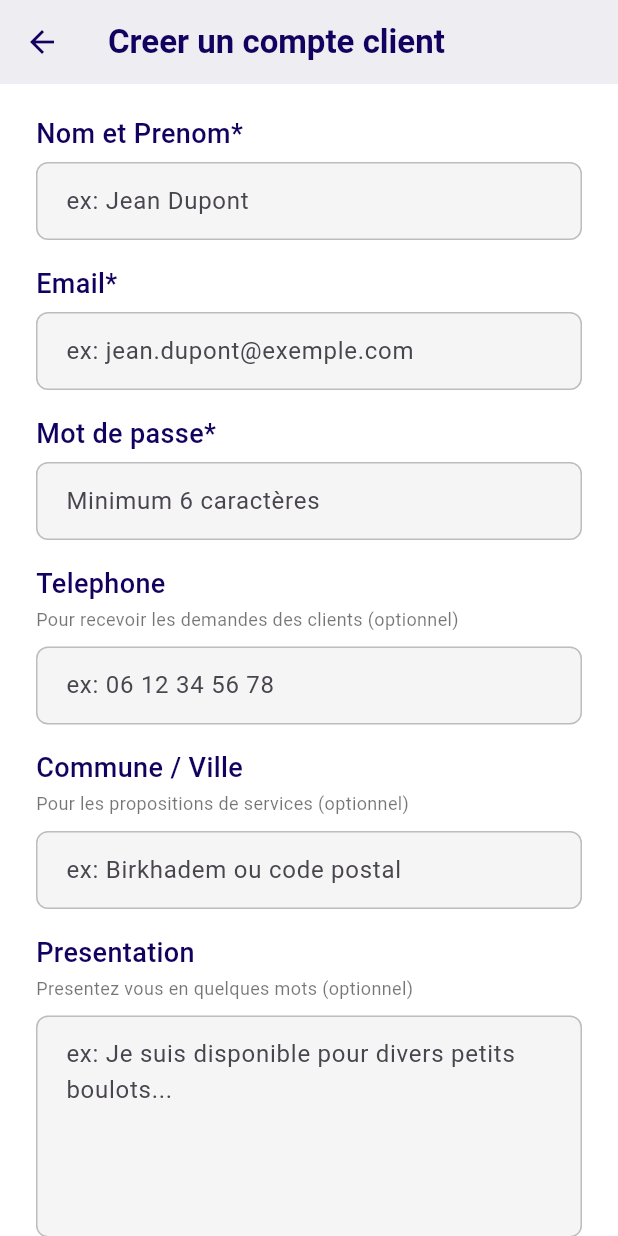
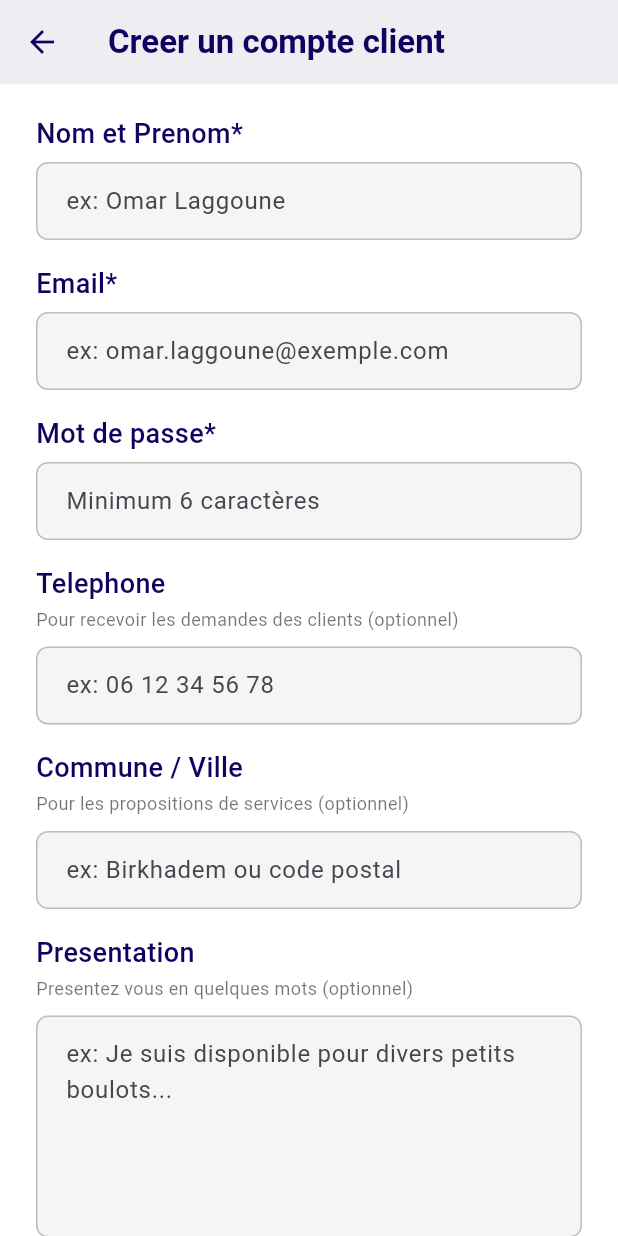
Before and after one commit to LgnOmar/Graduation-Project-Lic-PFE, a Flutter app: the screen it shows after launch, on a phone screen of 412 x 824 dp. Run offline on Flutter 3.47's test engine with Material 3 defaults, Android fonts, the phone set to English and light mode, and no system bars; our stand-ins replace supabase_flutter; accounts and stored records are empty; Roboto replaces fonts that are missing (DM Sans).

Commit message:
Update ClientSignUpPage.dart

```diff
--- a/jibjob_flutter_app/lib/screens/ClientSignUpPage.dart
+++ b/jibjob_flutter_app/lib/screens/ClientSignUpPage.dart
@@ -1,9 +1,7 @@
 import 'package:flutter/material.dart';
 import 'package:supabase_flutter/supabase_flutter.dart';
-// Assuming Profileclient.dart and Client3State.dart are for navigation,
-// we'll address those if needed. For now, let's focus on the signup page itself.
 // import 'Profileclient.dart'; // We'll comment this out for now if not immediately used for navigation AFTER signup
-import 'Client3State.dart';   // Used by teammate's back button. Make sure it's a valid page.
+import 'Client3State.dart';
 
 class ClientSignUpPage extends StatefulWidget {
   const ClientSignUpPage({Key? key}) : super(key: key);
@@ -13,23 +11,23 @@ class ClientSignUpPage extends StatefulWidget {
 }
 
 class _ClientSignUpPageState extends State<ClientSignUpPage> {
-  // --- State Variables (Combined from both versions) ---
-  final _formKey = GlobalKey<FormState>(); // For form validation (from your version)
-  final _emailController = TextEditingController();    // (from both)
-  final _passwordController = TextEditingController(); // (from both)
-  final _fullNameController = TextEditingController(); // (from both)
-  final _phoneController = TextEditingController();    // (from teammate)
-  final _cityController = TextEditingController();     // (from teammate)
-  final _presentationController = TextEditingController(); // (from teammate)
+  // --- State Variables
+  final _formKey = GlobalKey<FormState>();
+  final _emailController = TextEditingController();
+  final _passwordController = TextEditingController();
+  final _fullNameController = TextEditingController();
+  final _phoneController = TextEditingController();
+  final _cityController = TextEditingController();
+  final _presentationController = TextEditingController();
   // We could add a controller for profile picture if we implement picking, but not for now.
-  bool _isLoading = false; // To show a loading indicator (from your version)
+  bool _isLoading = false; // To show a loading indicator
 
   // --- Supabase Client ---
   final _supabase = Supabase.instance.client; // Easy access to Supabase client (from your version)
 
-  // Teammate's dark purple color
-  final Color darkPurple = Color(0xFF130160); // Or Color(0xFF20004E) if that was the intended one
-  final Color jibJobPurple = Color(0xFF130160); // Let's stick to this name as it's clearer for project
+  //colors for the app
+  final Color darkPurple = Color(0xFF130160);
+  final Color jibJobPurple = Color(0xFF130160);
 
   // --- Dispose controllers when widget is removed ---
   @override
@@ -37,9 +35,9 @@ class _ClientSignUpPageState extends State<ClientSignUpPage> {
     _emailController.dispose();
     _passwordController.dispose();
     _fullNameController.dispose();
-    _phoneController.dispose(); // (from teammate)
-    _cityController.dispose();  // (from teammate)
-    _presentationController.dispose(); // (from teammate)
+    _phoneController.dispose();
+    _cityController.dispose();
+    _presentationController.dispose();
     super.dispose();
   }
 
@@ -70,9 +68,9 @@ class _ClientSignUpPageState extends State<ClientSignUpPage> {
     final email = _emailController.text.trim();
     final password = _passwordController.text.trim();
     final fullName = _fullNameController.text.trim();
-    final phoneNumber = _phoneController.text.trim(); // (from teammate)
-    final locationText = _cityController.text.trim(); // (from teammate) - Renamed for clarity with DB
-    final bio = _presentationController.text.trim();  // (from teammate) - Renamed for clarity with DB
+    final phoneNumber = _phoneController.text.trim();
+    final locationText = _cityController.text.trim();
+    final bio = _presentationController.text.trim();
 
     try {
       final AuthResponse authResponse = await _supabase.auth.signUp(
@@ -94,19 +92,11 @@ class _ClientSignUpPageState extends State<ClientSignUpPage> {
 
         if (mounted) {
           ScaffoldMessenger.of(context).showSnackBar(
-            const SnackBar(content: Text('Sign up successful!')), // Email confirmation message removed as it's off
+            const SnackBar(content: Text('Sign up successful!')),
           );
-          // TODO: Navigate to the next appropriate page (e.g., Profileclient or a home page)
-          // Example: Navigator.of(context).pushReplacement(MaterialPageRoute(builder: (_) => ProfileclientPage()));
           print("Sign up success! TODO: Navigate to next page.");
-          // Let's assume teammate's next page was Profileclient:
-          // You might want to pass the newly created user data or ID to Profileclient if it needs it.
-          // For now, let's keep the navigation part for you to refine.
         }
       }
-      // No 'else' here, as authResponse.user being null without an error
-      // was primarily for the email confirmation pending state.
-      // If email confirmation is OFF, auth.signUp should throw an error or return a user.
     } on AuthException catch (e) {
       if (mounted) {
         ScaffoldMessenger.of(context).showSnackBar(
@@ -256,7 +246,6 @@ class _ClientSignUpPageState extends State<ClientSignUpPage> {
         leading: IconButton(
           icon: Icon(Icons.arrow_back, color: jibJobPurple),
           onPressed: () {
-            // Ensure Client3State is a valid page to navigate to or use Navigator.pop(context)
             if (Navigator.canPop(context)) {
               Navigator.pop(context);
             } else {
@@ -293,7 +282,7 @@ class _ClientSignUpPageState extends State<ClientSignUpPage> {
                   // Form fields using adapted buildField method
                   buildField(
                     "Nom et Prenom*",
-                    "ex: Jean Dupont",
+                    "ex: Omar Laggoune",
                     _fullNameController,
                     validator: (value) {
                       if (value == null || value.isEmpty) return 'Veuillez entrer votre nom complet';
@@ -303,7 +292,7 @@ class _ClientSignUpPageState extends State<ClientSignUpPage> {
                   ),
                   buildField(
                     "Email*",
-                    "ex: jean.dupont@exemple.com",
+                    "ex: omar.laggoune@exemple.com",
                     _emailController,
                     keyboardType: TextInputType.emailAddress,
                     validator: (value) {
@@ -350,8 +339,8 @@ class _ClientSignUpPageState extends State<ClientSignUpPage> {
                     // No validator making it optional
                   ),
                   const SizedBox(height: 24),
-                  // --- Photo de Profile (Teammate's UI, functionality TBD) ---
-                  // This needs more work (image_picker package, Supabase storage upload)
+                  // --- Photo de Profile (functionality TBD) ---
+                  // This needs more work khali 3liha pour linstant (image_picker package, Supabase storage upload)
                   // For MVP, this can be a non-functional UI element or skipped.
                   Align( // Center the "Photo de Profile" section
                     alignment: Alignment.center,
@@ -382,7 +371,7 @@ class _ClientSignUpPageState extends State<ClientSignUpPage> {
                       ? const Center(child: CircularProgressIndicator())
                       : ElevatedButton(
                     // onPressed: _signUp, // Call your signUp logic!
-                    onPressed: () { // Modified to use your _signUp
+                    onPressed: () {
                       if (_formKey.currentState!.validate()) {
                         _signUp();
                       }
```
